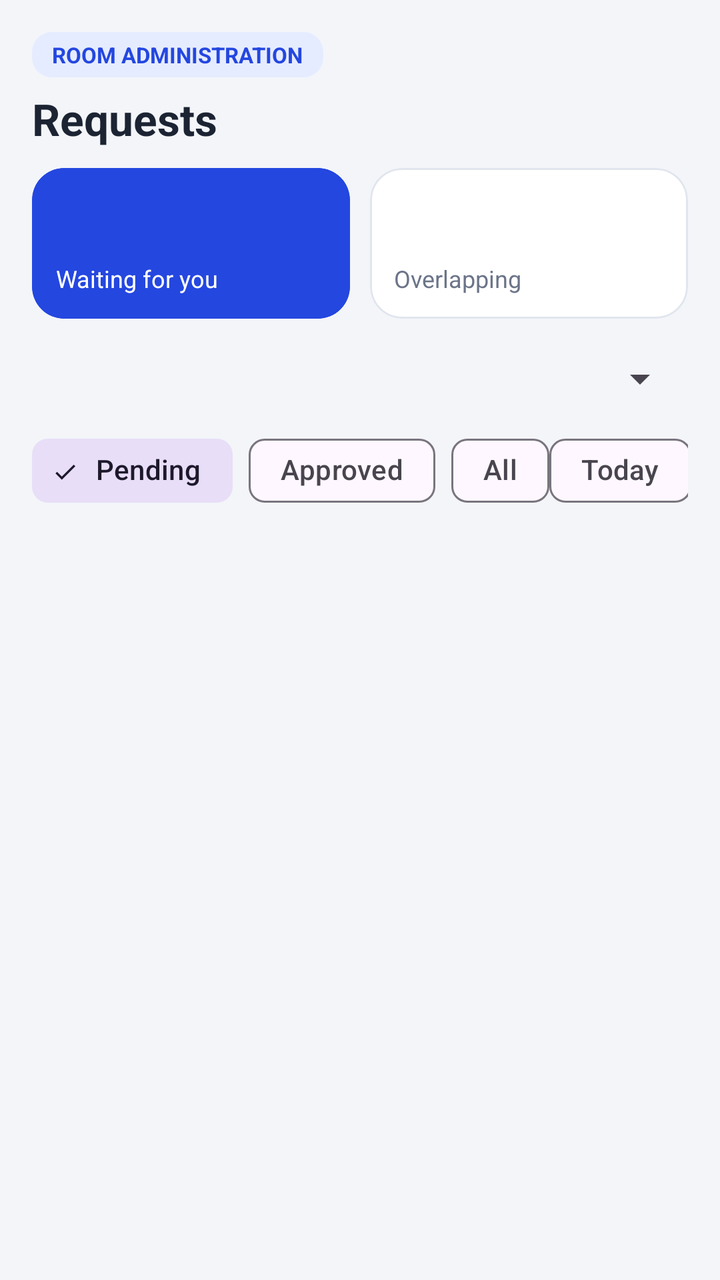
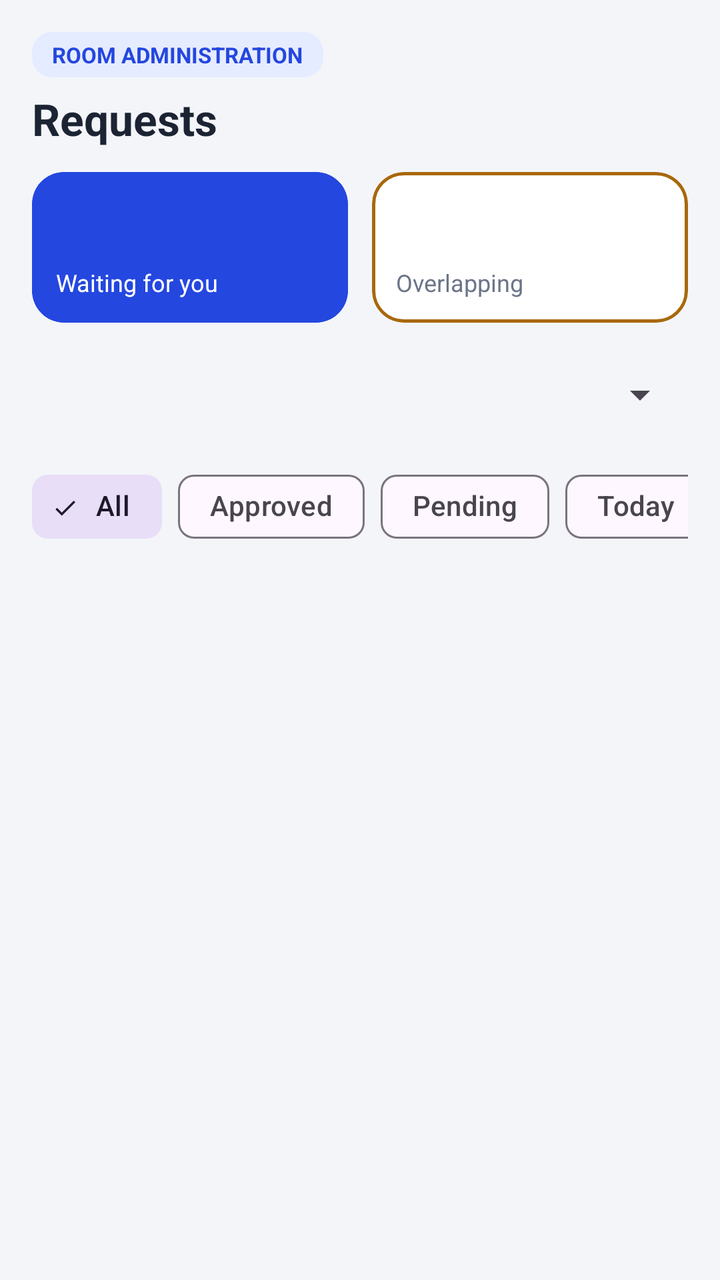

An Android layout rendered at two revisions. The XML below is the earlier revision; the diff shows what the commit changed to produce the second picture.
<!-- AndroidManifest.xml: application theme Theme.Reserba -->
<!-- res/layout/fragment_admin_requests.xml -->
<?xml version="1.0" encoding="utf-8"?>
<LinearLayout xmlns:android="http://schemas.android.com/apk/res/android"
    xmlns:app="http://schemas.android.com/apk/res-auto"
    android:layout_width="match_parent"
    android:layout_height="match_parent"
    android:orientation="vertical"
    android:paddingStart="16dp"
    android:paddingTop="16dp"
    android:paddingEnd="16dp">

    <TextView
        style="@style/Reserba.Badge"
        android:layout_width="wrap_content"
        android:layout_height="wrap_content"
        android:background="@drawable/bg_badge_blue"
        android:text="ROOM ADMINISTRATION"
        android:textColor="@color/primary" />

    <TextView
        style="@style/Reserba.H1"
        android:layout_width="wrap_content"
        android:layout_height="wrap_content"
        android:layout_marginTop="6dp"
        android:text="Requests" />

    <LinearLayout
        android:layout_width="match_parent"
        android:layout_height="wrap_content"
        android:layout_marginTop="10dp"
        android:orientation="horizontal">

        <com.google.android.material.card.MaterialCardView
            style="@style/Reserba.Card"
            android:layout_width="0dp"
            android:layout_height="wrap_content"
            android:layout_weight="1"
            app:cardBackgroundColor="@color/primary"
            app:strokeColor="@color/primary">

            <LinearLayout
                android:layout_width="match_parent"
                android:layout_height="wrap_content"
                android:orientation="vertical"
                android:padding="12dp">

                <TextView
                    android:id="@+id/tvWaiting"
                    android:layout_width="wrap_content"
                    android:layout_height="wrap_content"
                    android:textColor="@color/white"
                    android:textSize="26sp"
                    android:textStyle="bold" />

                <TextView
                    android:layout_width="wrap_content"
                    android:layout_height="wrap_content"
                    android:text="Waiting for you"
                    android:textColor="@color/white"
                    android:textSize="12sp" />
            </LinearLayout>
        </com.google.android.material.card.MaterialCardView>

        <com.google.android.material.card.MaterialCardView
            style="@style/Reserba.Card"
            android:layout_width="0dp"
            android:layout_height="wrap_content"
            android:layout_marginStart="10dp"
            android:layout_weight="1">

            <LinearLayout
                android:layout_width="match_parent"
                android:layout_height="wrap_content"
                android:orientation="vertical"
                android:padding="12dp">

                <TextView
                    android:id="@+id/tvOverlapping"
                    android:layout_width="wrap_content"
                    android:layout_height="wrap_content"
                    android:textColor="@color/amber"
                    android:textSize="26sp"
                    android:textStyle="bold" />

                <TextView
                    style="@style/Reserba.Muted"
                    android:layout_width="wrap_content"
                    android:layout_height="wrap_content"
                    android:text="Overlapping" />
            </LinearLayout>
        </com.google.android.material.card.MaterialCardView>
    </LinearLayout>

    <Spinner
        android:id="@+id/spRoom"
        android:layout_width="match_parent"
        android:layout_height="44dp"
        android:layout_marginTop="8dp" />

    <HorizontalScrollView
        android:layout_width="match_parent"
        android:layout_height="wrap_content"
        android:scrollbars="none">

        <LinearLayout
            android:layout_width="wrap_content"
            android:layout_height="wrap_content"
            android:gravity="center_vertical"
            android:orientation="horizontal">

            <com.google.android.material.chip.ChipGroup
                android:id="@+id/chipGroupStatus"
                android:layout_width="wrap_content"
                android:layout_height="wrap_content"
                app:selectionRequired="true"
                app:singleLine="true"
                app:singleSelection="true">

                <com.google.android.material.chip.Chip
                    android:id="@+id/chipPending"
                    style="@style/Widget.Material3.Chip.Filter"
                    android:layout_width="wrap_content"
                    android:layout_height="wrap_content"
                    android:checked="true"
                    android:text="Pending" />

                <com.google.android.material.chip.Chip
                    android:id="@+id/chipApproved"
                    style="@style/Widget.Material3.Chip.Filter"
                    android:layout_width="wrap_content"
                    android:layout_height="wrap_content"
                    android:text="Approved" />

                <com.google.android.material.chip.Chip
                    android:id="@+id/chipAllStatus"
                    style="@style/Widget.Material3.Chip.Filter"
                    android:layout_width="wrap_content"
                    android:layout_height="wrap_content"
                    android:text="All" />
            </com.google.android.material.chip.ChipGroup>

            <com.google.android.material.chip.Chip
                android:id="@+id/chipToday"
                style="@style/Widget.Material3.Chip.Filter"
                android:layout_width="wrap_content"
                android:layout_height="wrap_content"
                android:text="Today" />
        </LinearLayout>
    </HorizontalScrollView>

    <TextView
        android:id="@+id/tvEmpty"
        style="@style/Reserba.Muted"
        android:layout_width="match_parent"
        android:layout_height="wrap_content"
        android:gravity="center"
        android:padding="24dp"
        android:text="No requests match these filters."
        android:visibility="gone" />

    <androidx.recyclerview.widget.RecyclerView
        android:id="@+id/rvRequests"
        android:layout_width="match_parent"
        android:layout_height="0dp"
        android:layout_weight="1"
        android:clipToPadding="false"
        android:paddingBottom="12dp" />
</LinearLayout>
<!-- resources referenced by this layout -->
<resources>
  <color name="amber">#A8680B</color>
  <color name="primary">#2447E0</color>
  <color name="white">#FFFFFF</color>
  <!-- drawable bg_badge_blue (drawable) -->
  <?xml version="1.0" encoding="utf-8"?>
  <shape xmlns:android="http://schemas.android.com/apk/res/android" android:shape="rectangle">
      <solid android:color="@color/blue_bg" />
      <corners android:radius="10dp" />
  </shape>
  <style name="Reserba.Badge" parent="">
          <item name="android:textSize">11sp</item>
          <item name="android:textStyle">bold</item>
          <item name="android:paddingLeft">10dp</item>
          <item name="android:paddingRight">10dp</item>
          <item name="android:paddingTop">4dp</item>
          <item name="android:paddingBottom">4dp</item>
      </style>
  <style name="Reserba.Card" parent="Widget.Material3.CardView.Filled">
          <item name="cardBackgroundColor">@color/white</item>
          <item name="cardCornerRadius">16dp</item>
          <item name="cardElevation">0dp</item>
          <item name="strokeColor">@color/border</item>
          <item name="strokeWidth">1dp</item>
      </style>
  <style name="Reserba.H1" parent="">
          <item name="android:textSize">22sp</item>
          <item name="android:textStyle">bold</item>
          <item name="android:textColor">@color/ink</item>
      </style>
  <style name="Reserba.Muted" parent="">
          <item name="android:textSize">12sp</item>
          <item name="android:textColor">@color/muted</item>
      </style>
  <style name="Theme.Reserba" parent="Theme.Material3.Light.NoActionBar">
          <item name="colorPrimary">@color/primary</item>
          <item name="colorOnPrimary">@color/white</item>
          <item name="android:windowBackground">@color/bg</item>
          <item name="android:statusBarColor">@color/bg</item>
          <item name="android:windowLightStatusBar">true</item>
      </style>
  <color name="blue_bg">#E6ECFF</color>
  <color name="border">#E1E5EE</color>
  <color name="ink">#1C2433</color>
  <color name="muted">#6B7488</color>
  <color name="bg">#F3F5F9</color>
</resources>

<!-- the commit's change to res/layout/fragment_admin_requests.xml (unified diff, before → after) -->
@@ -26,14 +26,19 @@
     <LinearLayout
         android:layout_width="match_parent"
         android:layout_height="wrap_content"
-        android:layout_marginTop="10dp"
+        android:layout_marginTop="12dp"
+        android:layout_marginBottom="12dp"
         android:orientation="horizontal">
 
         <com.google.android.material.card.MaterialCardView
+            android:id="@+id/cardWaiting"
             style="@style/Reserba.Card"
             android:layout_width="0dp"
             android:layout_height="wrap_content"
             android:layout_weight="1"
+            android:clickable="true"
+            android:focusable="true"
+            android:foreground="?attr/selectableItemBackground"
             app:cardBackgroundColor="@color/primary"
             app:strokeColor="@color/primary">
 
@@ -61,11 +66,17 @@
         </com.google.android.material.card.MaterialCardView>
 
         <com.google.android.material.card.MaterialCardView
+            android:id="@+id/cardOverlapping"
             style="@style/Reserba.Card"
             android:layout_width="0dp"
             android:layout_height="wrap_content"
-            android:layout_marginStart="10dp"
-            android:layout_weight="1">
+            android:layout_marginStart="12dp"
+            android:layout_weight="1"
+            android:clickable="true"
+            android:focusable="true"
+            android:foreground="?attr/selectableItemBackground"
+            app:strokeColor="@color/amber"
+            app:strokeWidth="1.5dp">
 
             <LinearLayout
                 android:layout_width="match_parent"
@@ -94,11 +105,14 @@
         android:id="@+id/spRoom"
         android:layout_width="match_parent"
         android:layout_height="44dp"
-        android:layout_marginTop="8dp" />
+        android:layout_marginTop="2dp"
+        android:layout_marginBottom="6dp" />
 
     <HorizontalScrollView
         android:layout_width="match_parent"
         android:layout_height="wrap_content"
+        android:layout_marginTop="4dp"
+        android:layout_marginBottom="12dp"
         android:scrollbars="none">
 
         <LinearLayout
@@ -111,17 +125,18 @@
                 android:id="@+id/chipGroupStatus"
                 android:layout_width="wrap_content"
                 android:layout_height="wrap_content"
+                app:chipSpacingHorizontal="8dp"
                 app:selectionRequired="true"
                 app:singleLine="true"
                 app:singleSelection="true">
 
                 <com.google.android.material.chip.Chip
-                    android:id="@+id/chipPending"
+                    android:id="@+id/chipAllStatus"
                     style="@style/Widget.Material3.Chip.Filter"
                     android:layout_width="wrap_content"
                     android:layout_height="wrap_content"
                     android:checked="true"
-                    android:text="Pending" />
+                    android:text="All" />
 
                 <com.google.android.material.chip.Chip
                     android:id="@+id/chipApproved"
@@ -131,11 +146,11 @@
                     android:text="Approved" />
 
                 <com.google.android.material.chip.Chip
-                    android:id="@+id/chipAllStatus"
+                    android:id="@+id/chipPending"
                     style="@style/Widget.Material3.Chip.Filter"
                     android:layout_width="wrap_content"
                     android:layout_height="wrap_content"
-                    android:text="All" />
+                    android:text="Pending" />
             </com.google.android.material.chip.ChipGroup>
 
             <com.google.android.material.chip.Chip
@@ -143,6 +158,7 @@
                 style="@style/Widget.Material3.Chip.Filter"
                 android:layout_width="wrap_content"
                 android:layout_height="wrap_content"
+                android:layout_marginStart="8dp"
                 android:text="Today" />
         </LinearLayout>
     </HorizontalScrollView>
